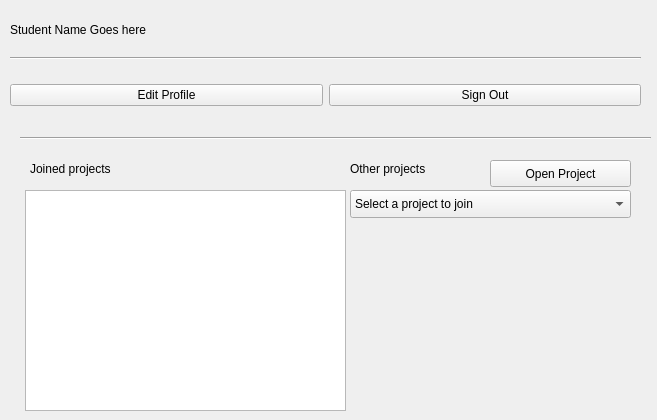
Above: D1/studenthomeview.ui from GuelorEmanuel/Team-Tech-Support before the change. Below: the same form after it.
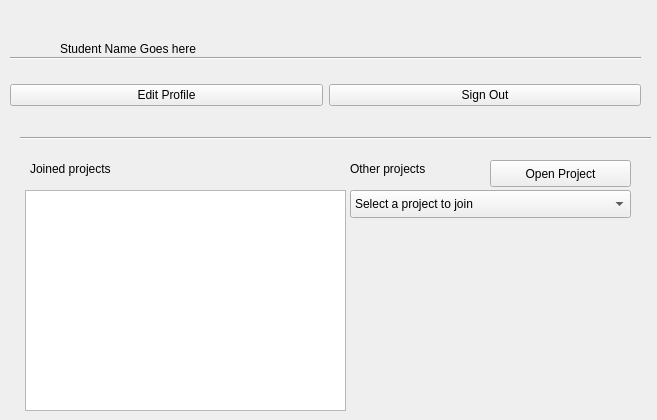
That is the form after the change.

Patch:
```diff
--- a/D1/studenthomeview.ui
+++ b/D1/studenthomeview.ui
@@ -84,15 +84,7 @@
      <height>20</height>
     </rect>
    </property>
-   <layout class="QHBoxLayout" name="horizontalLayout_2">
-    <item>
-     <widget class="QLabel" name="studentNameLbl">
-      <property name="text">
-       <string>Student Name Goes here</string>
-      </property>
-     </widget>
-    </item>
-   </layout>
+   <layout class="QHBoxLayout" name="horizontalLayout_2"/>
   </widget>
   <widget class="QWidget" name="layoutWidget">
    <property name="geometry">
@@ -161,6 +153,19 @@
     <string>Other projects</string>
    </property>
   </widget>
+  <widget class="QLabel" name="studentNameLbl">
+   <property name="geometry">
+    <rect>
+     <x>60</x>
+     <y>40</y>
+     <width>619</width>
+     <height>18</height>
+    </rect>
+   </property>
+   <property name="text">
+    <string>Student Name Goes here</string>
+   </property>
+  </widget>
   <zorder>layoutWidget</zorder>
   <zorder>layoutWidget</zorder>
   <zorder>line</zorder>
```
Left out of the diff: 1 changed line with no effect on the pictures.
